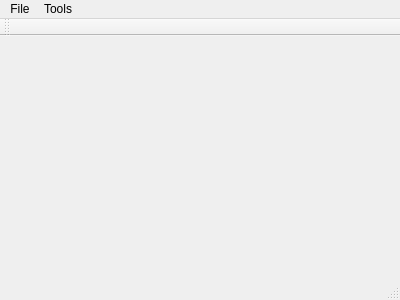
Before: the Qt Designer form mainwindow.ui in Nefiv/Project1, drawn with Qt 5.
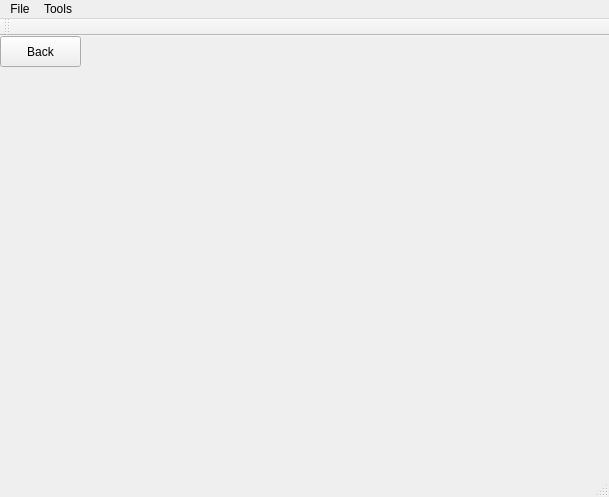
After: the same form once the commit is applied.

The edit to the form file:
```diff
--- a/mainwindow.ui
+++ b/mainwindow.ui
@@ -6,20 +6,34 @@
    <rect>
     <x>0</x>
     <y>0</y>
-    <width>400</width>
-    <height>300</height>
+    <width>609</width>
+    <height>497</height>
    </rect>
   </property>
   <property name="windowTitle">
    <string>MainWindow</string>
   </property>
-  <widget class="QWidget" name="centralWidget"/>
+  <widget class="QWidget" name="centralWidget">
+   <widget class="QPushButton" name="pushButton">
+    <property name="geometry">
+     <rect>
+      <x>0</x>
+      <y>0</y>
+      <width>81</width>
+      <height>31</height>
+     </rect>
+    </property>
+    <property name="text">
+     <string>Back</string>
+    </property>
+   </widget>
+  </widget>
   <widget class="QMenuBar" name="menuBar">
    <property name="geometry">
     <rect>
      <x>0</x>
      <y>0</y>
-     <width>400</width>
+     <width>609</width>
      <height>21</height>
     </rect>
    </property>
```
